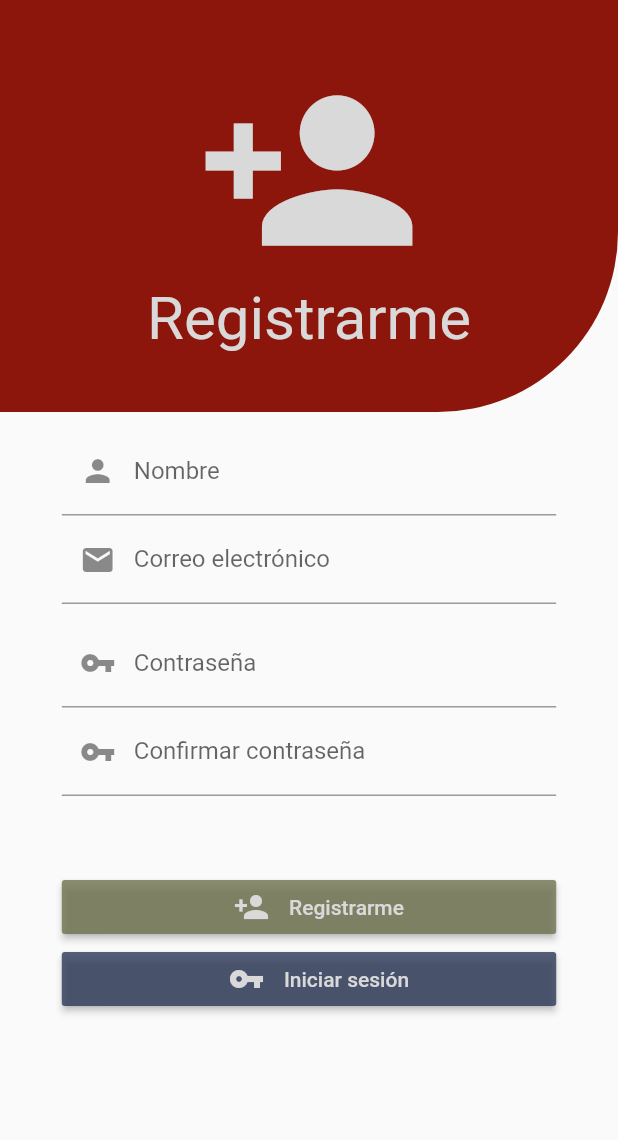
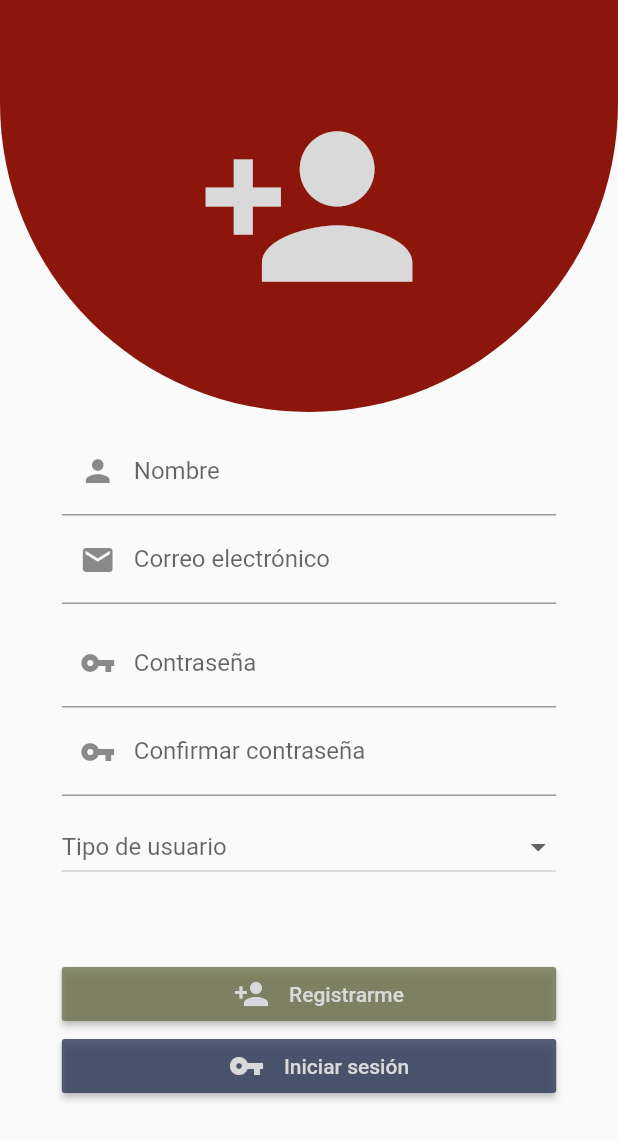
Before and after one commit to alanmtz10/GestionPS, a Flutter app: the screen it shows after launch, after a tap on "Registrarme", on a phone screen of 412 x 824 dp. Shown: the top 1140 px of the screen. Run offline on Flutter 3.47's test engine with Material 2 defaults, Android fonts, the light colour scheme and no system bars; our stand-ins replace font_awesome_flutter; missing offline and left inert: advance_pdf_viewer.

Commit message:
Dropdown user type

```diff
--- a/lib/src/pages/register.dart
+++ b/lib/src/pages/register.dart
@@ -11,6 +11,7 @@ class Register extends StatefulWidget {
 
 class _RegisterState extends State<Register> {
   final _formKey = GlobalKey<FormState>();
+  int _typeUser = null;
 
   @override
   Widget build(BuildContext context) {
@@ -27,25 +28,22 @@ class _RegisterState extends State<Register> {
               decoration: BoxDecoration(
                 color: GPSColors.tertiary,
                 borderRadius: BorderRadius.only(
-                  bottomRight: Radius.circular(120),
+                  bottomRight: Radius.circular(360),
+                  bottomLeft: Radius.circular(360),
                 ),
               ),
               child: Center(
                 child: Column(
                   mainAxisAlignment: MainAxisAlignment.center,
                   children: <Widget>[
-                    Icon(
-                      Icons.person_add,
-                      size: 150,
-                      color: GPSColors.white,
-                    ),
-                    Text(
-                      "Registrarme",
-                      style: TextStyle(
-                        fontSize: 40,
+                    Hero(
+                      tag: "registerBtn",
+                      child: Icon(
+                        Icons.person_add,
+                        size: 150,
                         color: GPSColors.white,
                       ),
-                    )
+                    ),
                   ],
                 ),
               ),
@@ -128,6 +126,27 @@ class _RegisterState extends State<Register> {
                         return "Por favor ingrese una contraseña con 8 caracteres o mas";
                       },
                     ),
+                    SizedBox(
+                      height: 10,
+                    ),
+                    DropdownButton(
+                        isExpanded: true,
+                        value: _typeUser,
+                        hint: Text("Tipo de usuario"),
+                        items: [
+                          DropdownMenuItem(
+                            value: 0,
+                            child: Text("Vendedor"),
+                          ),
+                          DropdownMenuItem(
+                            value: 1,
+                            child: Text("Cliente"),
+                          ),
+                        ],
+                        onChanged: (_) {
+                          _typeUser = _;
+                          this.setState(() {});
+                        }),
                     SizedBox(height: 20),
                     SizedBox(
                       height: 30,
--- a/lib/src/pages/sign_in.dart
+++ b/lib/src/pages/sign_in.dart
@@ -1,5 +1,6 @@
 import 'package:GestionPS/src/helpers/screen.dart';
 import 'package:GestionPS/src/helpers/theme.dart';
+import 'package:GestionPS/src/pages/register.dart';
 import 'package:flutter/material.dart';
 
 class IniciarSesion extends StatefulWidget {
@@ -25,7 +26,8 @@ class _IniciarSesionState extends State<IniciarSesion> {
               decoration: BoxDecoration(
                 color: GPSColors.tertiary,
                 borderRadius: BorderRadius.only(
-                  bottomLeft: Radius.circular(120),
+                  bottomLeft: Radius.circular(360),
+                  bottomRight: Radius.circular(360),
                 ),
               ),
               child: Center(
@@ -37,13 +39,6 @@ class _IniciarSesionState extends State<IniciarSesion> {
                       size: 150,
                       color: GPSColors.white,
                     ),
-                    Text(
-                      "Iniciar sesión",
-                      style: TextStyle(
-                        fontSize: 40,
-                        color: GPSColors.white,
-                      ),
-                    )
                   ],
                 ),
               ),
@@ -124,13 +119,22 @@ class _IniciarSesionState extends State<IniciarSesion> {
                         children: <Widget>[
                           Container(
                             width: 50,
-                            child: Icon(Icons.person_add),
+                            child: Hero(
+                              tag: "registerBtn",
+                              child: Icon(Icons.person_add),
+                            ),
                           ),
                           Text("Registrarme"),
                         ],
                       ),
                       onPressed: () {
-                        Navigator.of(context).pushNamed("register");
+                        Navigator.push(
+                          context,
+                          PageRouteBuilder(
+                            transitionDuration: Duration(milliseconds: 700),
+                            pageBuilder: (_, __, ___) => Register(),
+                          ),
+                        );
                       },
                     )
                   ],
```
Also changed, not shown: 1 other file.
